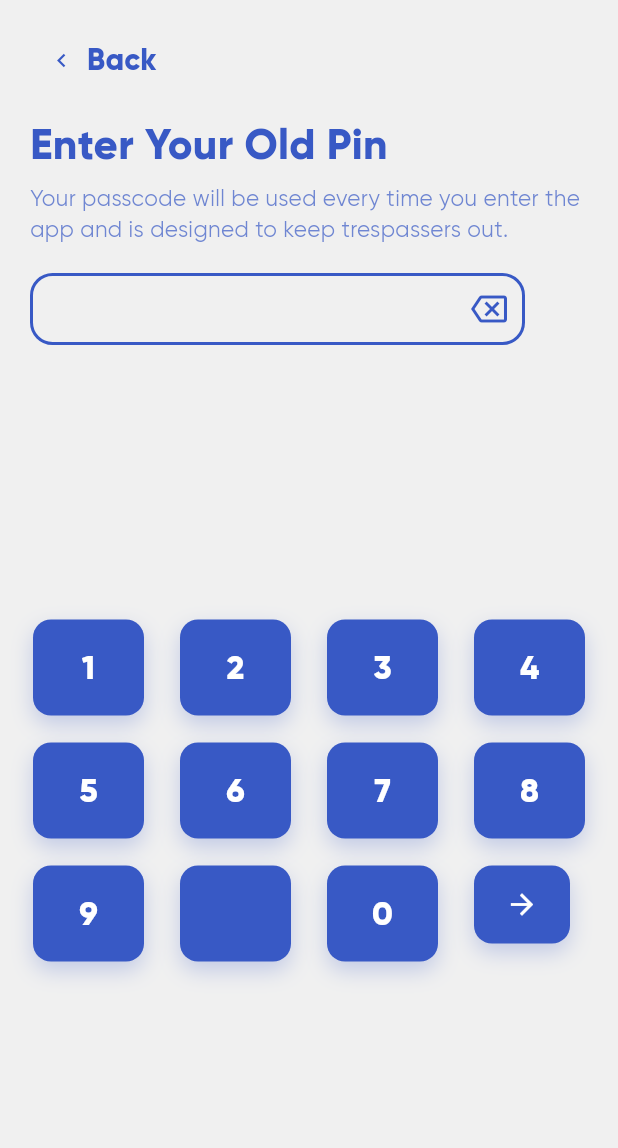
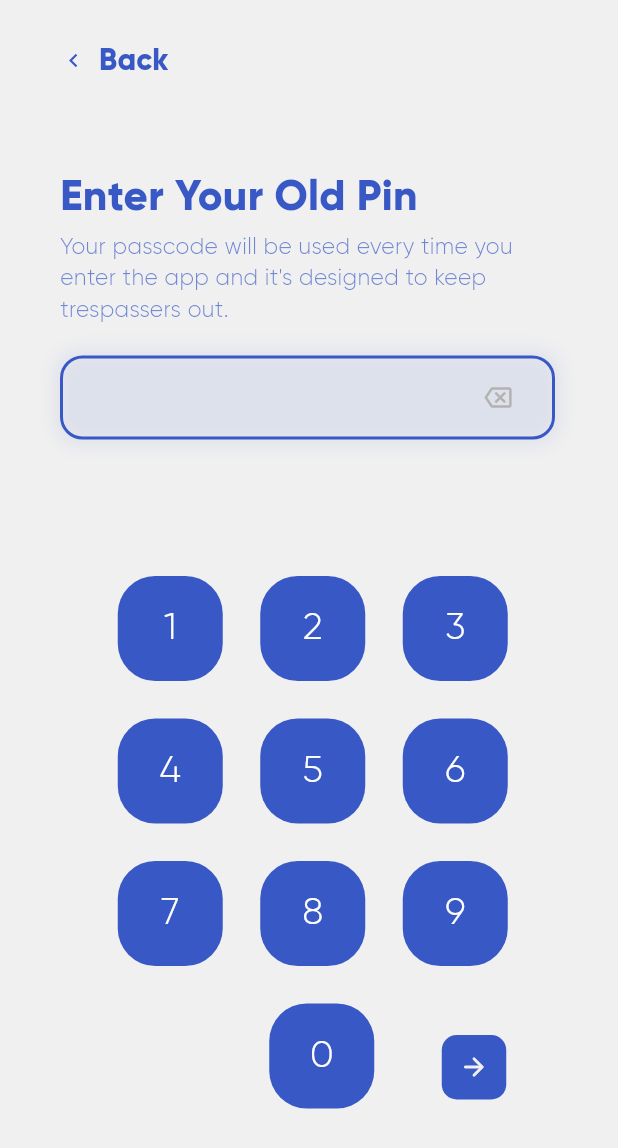
Before and after one commit to LynRteil/secret_box_app, a Flutter app: the ChangePasscodePage screen opened directly, on a phone screen of 412 x 824 dp. Shown: the top 1148 px of the screen. Run offline on Flutter 3.47's test engine with Material 3 defaults, Android fonts, the phone set to English and light mode, and no system bars; our stand-ins replace flutter_svg, lottie, percent_indicator.

Commit message:
chnage passcode

```diff
--- a/lib/widgets/change_passcode_page.dart
+++ b/lib/widgets/change_passcode_page.dart
@@ -1,4 +1,5 @@
 import 'package:flutter/material.dart';
+import 'package:flutter/services.dart';
 
 class ChangePasscodePage extends StatefulWidget {
   const ChangePasscodePage({super.key});
@@ -8,40 +9,50 @@ class ChangePasscodePage extends StatefulWidget {
 }
 
 class _ChangePasscodePageState extends State<ChangePasscodePage> {
+  static const blue = Color(0xFF3859C5);
+  static const pageBg = Color(0xFFF0F0F0);
+
   final _pinController = TextEditingController();
 
   void _onKeyTap(String value) {
     if (value == 'submit') {
+      if (_pinController.text.length == 6) {}
       return;
     }
     if (_pinController.text.length < 6) {
       _pinController.text += value;
+      HapticFeedback.selectionClick();
       setState(() {});
     }
   }
 
   void _backspace() {
     if (_pinController.text.isNotEmpty) {
-      _pinController.text =
-          _pinController.text.substring(0, _pinController.text.length - 1);
+      _pinController.text = _pinController.text.substring(
+        0,
+        _pinController.text.length - 1,
+      );
       setState(() {});
     }
   }
 
   @override
   Widget build(BuildContext context) {
-    const blue = Color(0xFF3859C5);
-
     return Scaffold(
-      backgroundColor: const Color(0xFFF0F0F0),
+      backgroundColor: pageBg,
       body: SafeArea(
         child: Padding(
-          padding: const EdgeInsets.symmetric(horizontal: 20, vertical: 16),
+          padding: const EdgeInsets.fromLTRB(40, 16, 35, 12),
           child: Column(
             crossAxisAlignment: CrossAxisAlignment.start,
             children: [
-              TextButton.icon(
-                style: TextButton.styleFrom(foregroundColor: blue),
+              Align(
+                alignment: Alignment.centerLeft,
+                child: TextButton.icon(
+                  style: TextButton.styleFrom(
+                    foregroundColor: blue,
+                    padding: EdgeInsets.zero,
+                  ),
                   onPressed: () => Navigator.pop(context),
                   icon: const Icon(Icons.chevron_left, size: 18),
                   label: const Text(
@@ -50,56 +61,69 @@ class _ChangePasscodePageState extends State<ChangePasscodePage> {
                       fontFamily: 'Gilroy',
                       fontWeight: FontWeight.w800,
                       fontSize: 20,
+                      color: blue,
                     ),
                   ),
                 ),
-              const SizedBox(height: 12),
-
+              ),
+              const SizedBox(height: 50),
               const Text(
                 'Enter Your Old Pin',
+                textAlign: TextAlign.start,
                 style: TextStyle(
                   fontFamily: 'Gilroy',
                   fontWeight: FontWeight.w800,
                   fontSize: 28,
                   color: Color(0xFF3859C5),
+                  height: 1.2,
                 ),
               ),
               const SizedBox(height: 6),
               Text(
-                'Your passcode will be used every time you enter the app and is designed to keep trespassers out.',
+                "Your passcode will be used every time you enter the app and it's designed to keep trespassers out.",
+                textAlign: TextAlign.start,
                 style: TextStyle(
                   fontFamily: 'Gilroy',
-                  fontWeight: FontWeight.w400,
+                  fontWeight: FontWeight.w300,
                   fontSize: 15,
-                  color: const Color(0xFF3859C5).withOpacity(0.7),
+                  color: blue.withOpacity(0.7),
+                  height: 1.4,
                 ),
               ),
-              const SizedBox(height: 18),
-
-              SizedBox(
+              const SizedBox(height: 20),
+              Container(
                 width: 330,
-                height: 48,
+                height: 56,
+                decoration: BoxDecoration(
+                  color: Colors.transparent,
+                  borderRadius: BorderRadius.circular(15),
+                  border: Border.all(color: blue, width: 2),
+                  boxShadow: [
+                    BoxShadow(
+                      color: blue.withOpacity(
+                        0.1,
+                      ),
+                      blurRadius: 10,
+                      spreadRadius: 3,
+                      offset: Offset(0, 0),
+                    ),
+                  ],
+                ),
+                alignment: Alignment.center,
+                child: Padding(
+                  padding: const EdgeInsets.symmetric(horizontal: 12),
+                  child: Row(
+                    children: [
+                      Expanded(
                         child: TextField(
                           controller: _pinController,
                           readOnly: true,
-                  decoration: InputDecoration(
-                    contentPadding: const EdgeInsets.symmetric(
-                      horizontal: 14,
-                      vertical: 14,
-                    ),
-                    enabledBorder: OutlineInputBorder(
-                      borderRadius: BorderRadius.circular(15),
-                      borderSide: const BorderSide(color: blue, width: 2),
-                    ),
-                    focusedBorder: OutlineInputBorder(
-                      borderRadius: BorderRadius.circular(12),
-                      borderSide: const BorderSide(color: blue, width: 2),
-                    ),
-                    suffixIcon: IconButton(
-                      icon: const Icon(Icons.backspace_outlined, color: blue),
-                      onPressed: _backspace,
-                      tooltip: 'Delete',
-                    ),
+                          obscureText: true,
+                          enableSuggestions: false,
+                          autocorrect: false,
+                          textAlign: TextAlign.center,
+                          decoration: const InputDecoration(
+                            border: InputBorder.none,
                           ),
                           style: const TextStyle(
                             fontFamily: 'Gilroy',
@@ -110,24 +134,62 @@ class _ChangePasscodePageState extends State<ChangePasscodePage> {
                           ),
                         ),
                       ),
+                      IconButton(
+                        tooltip: 'Delete',
+                        onPressed: _backspace,
+                        icon: const Icon(
+                          Icons.backspace_outlined,
+                          color: Color.fromARGB(255, 180, 177, 177),
+                          size: 18,
+                        ),
+                      ),
+                    ],
+                  ),
+                ),
+              ),
 
-              const SizedBox(height: 24),
-
+              const SizedBox(height: 26),
               Expanded(
                 child: Center(
-                  child: Wrap(
-                    spacing: 24,
-                    runSpacing: 18,
+                  child: Column(
+                    mainAxisSize: MainAxisSize.min,
                     children: [
-                      for (final n in ['1','2','3','4','5','6','7','8','9',''])
-                        _NumButton(label: n, onTap: () => _onKeyTap(n)),
-                      _NumButton(label: '0', onTap: () => _onKeyTap('0')),
-                      _NumButton(
-                        label: 'submit',
-                        icon: Icons.arrow_forward,
+                      _KeypadRow(
+                        children: [
+                          _Key('1', onTap: () => _onKeyTap('1')),
+                          _Key('2', onTap: () => _onKeyTap('2')),
+                          _Key('3', onTap: () => _onKeyTap('3')),
+                        ],
+                      ),
+                      const SizedBox(height: 25),
+                      _KeypadRow(
+                        children: [
+                          _Key('4', onTap: () => _onKeyTap('4')),
+                          _Key('5', onTap: () => _onKeyTap('5')),
+                          _Key('6', onTap: () => _onKeyTap('6')),
+                        ],
+                      ),
+                      const SizedBox(height: 25),
+                      _KeypadRow(
+                        children: [
+                          _Key('7', onTap: () => _onKeyTap('7')),
+                          _Key('8', onTap: () => _onKeyTap('8')),
+                          _Key('9', onTap: () => _onKeyTap('9')),
+                        ],
+                      ),
+                      const SizedBox(height: 25),
+                      Row(
+                        mainAxisAlignment: MainAxisAlignment.center,
+                        children: [
+                          const SizedBox(width: _Key.size),
+                          const SizedBox(width: 30),
+                          _Key('0', onTap: () => _onKeyTap('0')),
+                          const SizedBox(width: 45),
+                          _IconKey(
+                            icon: Icons.arrow_forward_rounded,
                             onTap: () => _onKeyTap('submit'),
-                        width: 64,
-                        height: 52,
+                          ),
+                        ],
                       ),
                     ],
                   ),
@@ -142,51 +204,53 @@ class _ChangePasscodePageState extends State<ChangePasscodePage> {
   }
 }
 
-class _NumButton extends StatelessWidget {
-  final String label;
-  final IconData? icon;
-  final VoidCallback onTap;
-  final double width;
-  final double height;
-
-  const _NumButton({
-    required this.label,
-    required this.onTap,
-    this.icon,
-    this.width = 74,
-    this.height = 64,
-  });
+class _KeypadRow extends StatelessWidget {
+  final List<Widget> children;
+  const _KeypadRow({required this.children});
 
   @override
   Widget build(BuildContext context) {
-    const blue = Color(0xFF3859C5);
+    return Row(
+      mainAxisAlignment: MainAxisAlignment.center,
+      children: [
+        children[0],
+        const SizedBox(width: 25),
+        children[1],
+        const SizedBox(width: 25),
+        children[2],
+      ],
+    );
+  }
+}
 
+class _Key extends StatelessWidget {
+  static const double size = 70;
+  const _Key(this.label, {required this.onTap});
+
+  final String label;
+  final VoidCallback onTap;
+
+  static const blue = Color(0xFF3859C5);
+
+  @override
+  Widget build(BuildContext context) {
     return InkWell(
-      borderRadius: BorderRadius.circular(12),
+      borderRadius: BorderRadius.circular(14),
       onTap: onTap,
       child: Ink(
-        width: width,
-        height: height,
+        width: size,
+        height: 70,
         decoration: BoxDecoration(
           color: blue,
-          borderRadius: BorderRadius.circular(12),
-          boxShadow: [
-            BoxShadow(
-              color: blue.withOpacity(0.25),
-              blurRadius: 12,
-              offset: const Offset(0, 6),
-            ),
-          ],
+          borderRadius: BorderRadius.circular(25),
         ),
         child: Center(
-          child: icon != null
-              ? Icon(icon, color: Colors.white, size: 22)
-              : Text(
+          child: Text(
             label,
             style: const TextStyle(
               fontFamily: 'Gilroy',
-                    fontWeight: FontWeight.w800,
-                    fontSize: 22,
+              fontWeight: FontWeight.w300,
+              fontSize: 25,
               color: Colors.white,
             ),
           ),
@@ -195,3 +259,35 @@ class _NumButton extends StatelessWidget {
     );
   }
 }
+
+class _IconKey extends StatelessWidget {
+  const _IconKey({required this.icon, required this.onTap});
+  final IconData icon;
+  final VoidCallback onTap;
+
+  static const blue = Color(0xFF3859C5);
+
+  @override
+  Widget build(BuildContext context) {
+    return Column(
+      children: [
+        SizedBox(height: 15),
+        InkWell(
+          borderRadius: BorderRadius.circular(14),
+          onTap: onTap,
+          child: Ink(
+            width: 43,
+            height: 43,
+            decoration: BoxDecoration(
+              color: blue,
+              borderRadius: BorderRadius.circular(10),
+            ),
+            child: Center(
+              child: Icon(icon, color: Color(0xFFF0F0F0), size: 20),
+            ),
+          ),
+        ),
+      ],
+    );
+  }
+}
```
Lines whose indentation alone changed are shown as unchanged.
